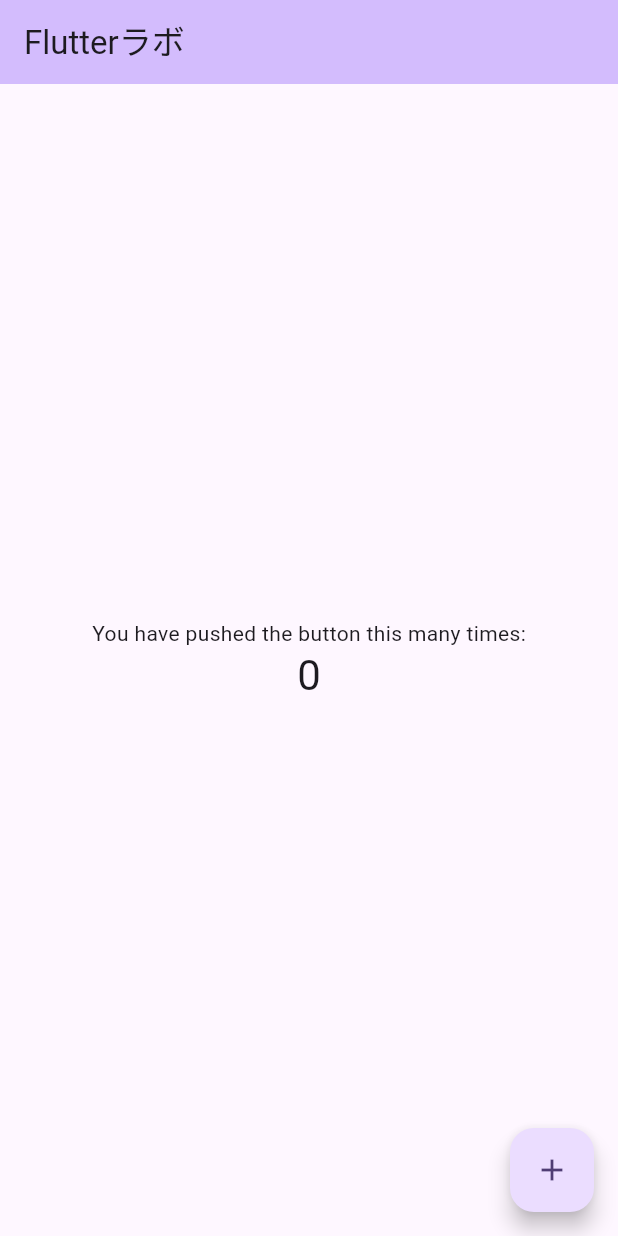
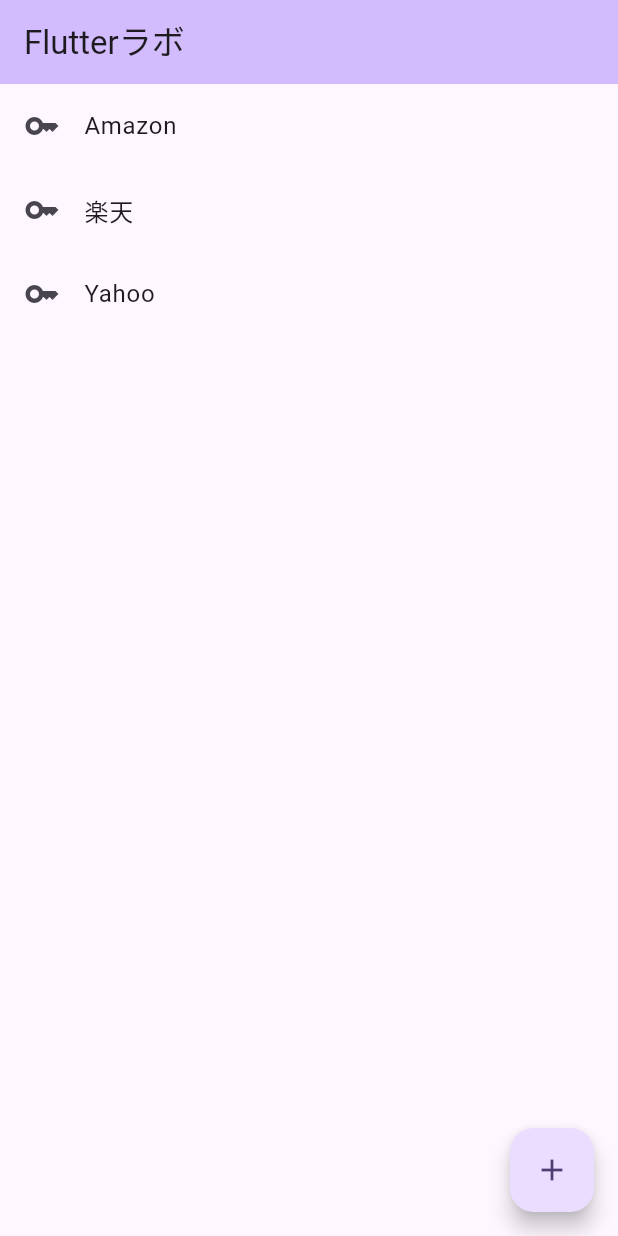
Before and after one commit to yk-you0922/sample_flutter, a Flutter app: the screen it shows after launch, on a phone screen of 412 x 824 dp. Run offline on Flutter 3.47's test engine with Material 2 defaults, Android fonts, the phone set to English and light mode, and no system bars.

Commit message:
リストを表示

```diff
--- a/lib/main.dart
+++ b/lib/main.dart
@@ -46,19 +46,21 @@ class _MyHomePageState extends State<MyHomePage> {
         backgroundColor: Theme.of(context).colorScheme.inversePrimary,
         title: Text(widget.title),
       ),
-      body: Center(
-        child: Column(
-          mainAxisAlignment: MainAxisAlignment.center,
-          children: <Widget>[
-            const Text(
-              'You have pushed the button this many times:',
-            ),
-            Text(
-              '$_counter',
-              style: Theme.of(context).textTheme.headlineMedium,
-            ),
-          ],
-        ),
+      body: ListView(
+        children: const [
+          ListTile(
+            leading: Icon(Icons.key),
+            title: Text('Amazon'),
+          ),
+          ListTile(
+            leading: Icon(Icons.key),
+            title: Text('楽天'),
+          ),
+          ListTile(
+            leading: Icon(Icons.key),
+            title: Text('Yahoo'),
+          ),
+        ],
       ),
       floatingActionButton: FloatingActionButton(
         onPressed: _incrementCounter,
```
